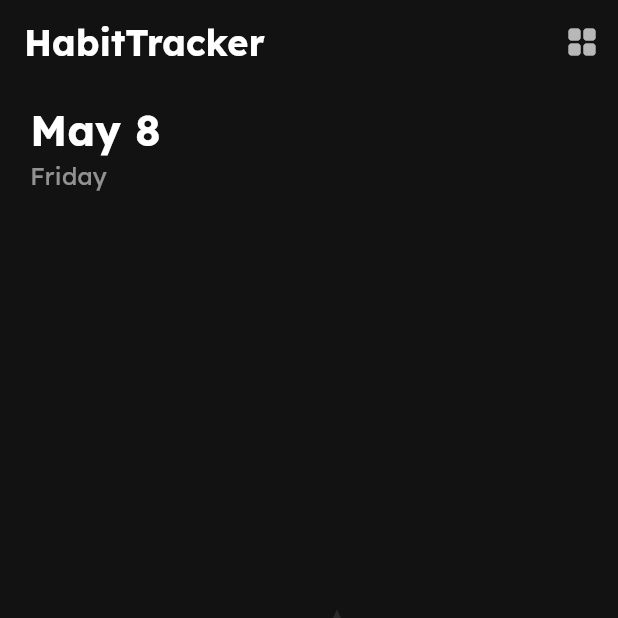
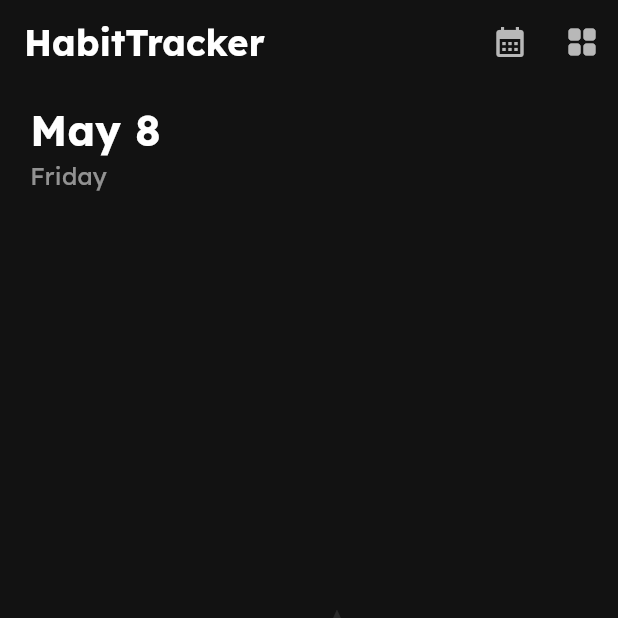
Before and after one commit to liaquatm/routines-app, a Flutter app: the screen it shows after launch, on a phone screen of 412 x 824 dp, the top half of it. Run offline on Flutter 3.47's test engine with Material 3 defaults, Android fonts, the phone set to English and light mode, and no system bars; our stand-ins replace google_fonts, sqflite; accounts and stored records are empty.

Commit message:
Added calendar view

```diff
--- a/lib/features/habits/screens/habit_tracker_screen.dart
+++ b/lib/features/habits/screens/habit_tracker_screen.dart
@@ -22,6 +22,7 @@ class _HabitTrackerScreenState extends State<HabitTrackerScreen> {
   late PageController _pageController;
   final int _initialPage = 1000;
   int _currentPage = 1000;
+  bool _isCalendarVisible = false;
 
   @override
   void initState() {
@@ -101,6 +102,17 @@ class _HabitTrackerScreenState extends State<HabitTrackerScreen> {
         ),
         actions: [
           IconButton(
+            icon: Icon(
+              _isCalendarVisible ? Icons.calendar_today : Icons.calendar_month,
+              color: _isCalendarVisible ? Colors.blueAccent : Colors.white70,
+            ),
+            onPressed: () {
+              setState(() {
+                _isCalendarVisible = !_isCalendarVisible;
+              });
+            },
+          ),
+          IconButton(
             icon: const Icon(Icons.grid_view_rounded, color: Colors.white70),
             onPressed: _navigateToManageHabits,
           ),
@@ -108,13 +120,61 @@ class _HabitTrackerScreenState extends State<HabitTrackerScreen> {
       ),
       body: _isLoading
           ? const Center(child: CircularProgressIndicator(color: Colors.blueAccent))
-          : PageView.builder(
+          : Column(
+              children: [
+                AnimatedContainer(
+                  duration: const Duration(milliseconds: 400),
+                  curve: Curves.easeInOut,
+                  height: _isCalendarVisible ? MediaQuery.of(context).size.height * 0.4 : 0,
+                  child: _isCalendarVisible
+                      ? Theme(
+                          data: Theme.of(context).copyWith(
+                            colorScheme: const ColorScheme.dark(
+                              primary: Colors.blueAccent,
+                              onPrimary: Colors.white,
+                              surface: Color(0xFF1E1E1E),
+                              onSurface: Colors.white,
+                            ),
+                            textButtonTheme: TextButtonThemeData(
+                              style: TextButton.styleFrom(
+                                foregroundColor: Colors.blueAccent,
+                              ),
+                            ),
+                          ),
+                          child: SingleChildScrollView(
+                            child: CalendarDatePicker(
+                              initialDate: _getDateForPage(_currentPage),
+                              firstDate: DateTime(2020),
+                              lastDate: DateTime(2030),
+                              onDateChanged: (date) {
+                                final today = DateTime.now();
+                                final startOfToday = DateTime(today.year, today.month, today.day);
+                                final startOfSelected = DateTime(date.year, date.month, date.day);
+                                final daysDifference = startOfSelected.difference(startOfToday).inDays;
+                                final targetPage = _initialPage + daysDifference;
+
+                                _pageController.animateToPage(
+                                  targetPage,
+                                  duration: const Duration(milliseconds: 500),
+                                  curve: Curves.easeInOut,
+                                );
+                              },
+                            ),
+                          ),
+                        )
+                      : const SizedBox.shrink(),
+                ),
+                Expanded(
+                  child: PageView.builder(
                     controller: _pageController,
                     onPageChanged: (page) => setState(() => _currentPage = page),
                     itemBuilder: (context, index) {
                       final date = _getDateForPage(index);
                       return _buildHabitPage(date);
                     },
+                  ),
+                ),
+              ],
             ),
       floatingActionButton: FloatingActionButton(
         onPressed: _navigateToAddHabit,
```
Lines whose indentation alone changed are shown as unchanged.
